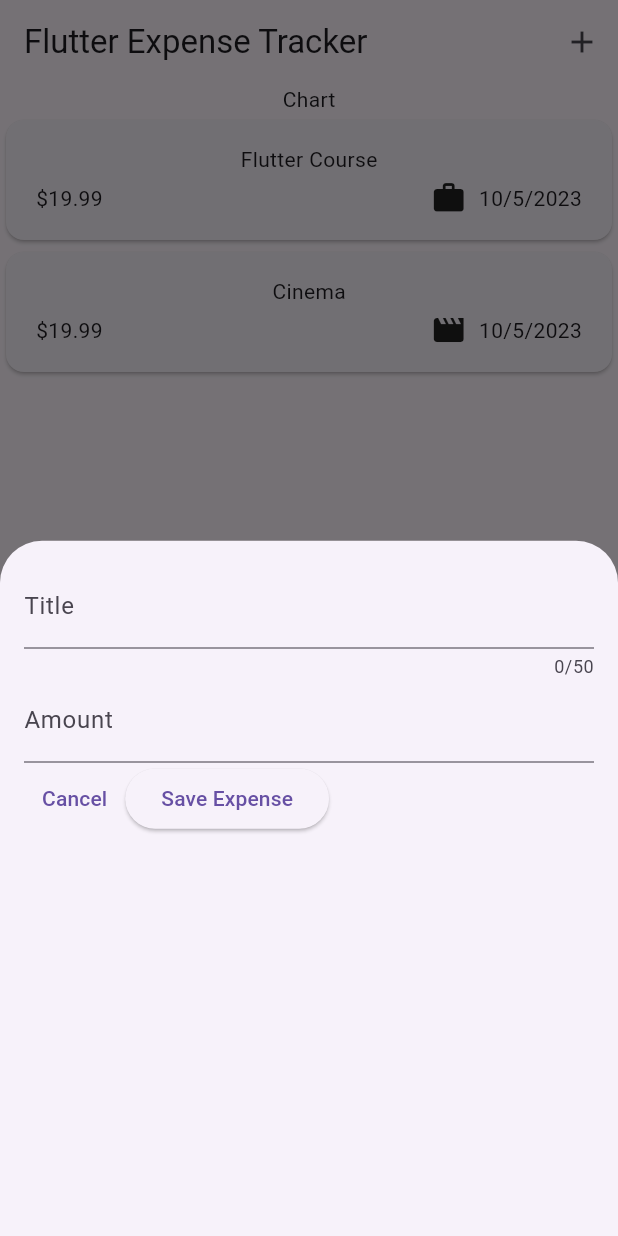
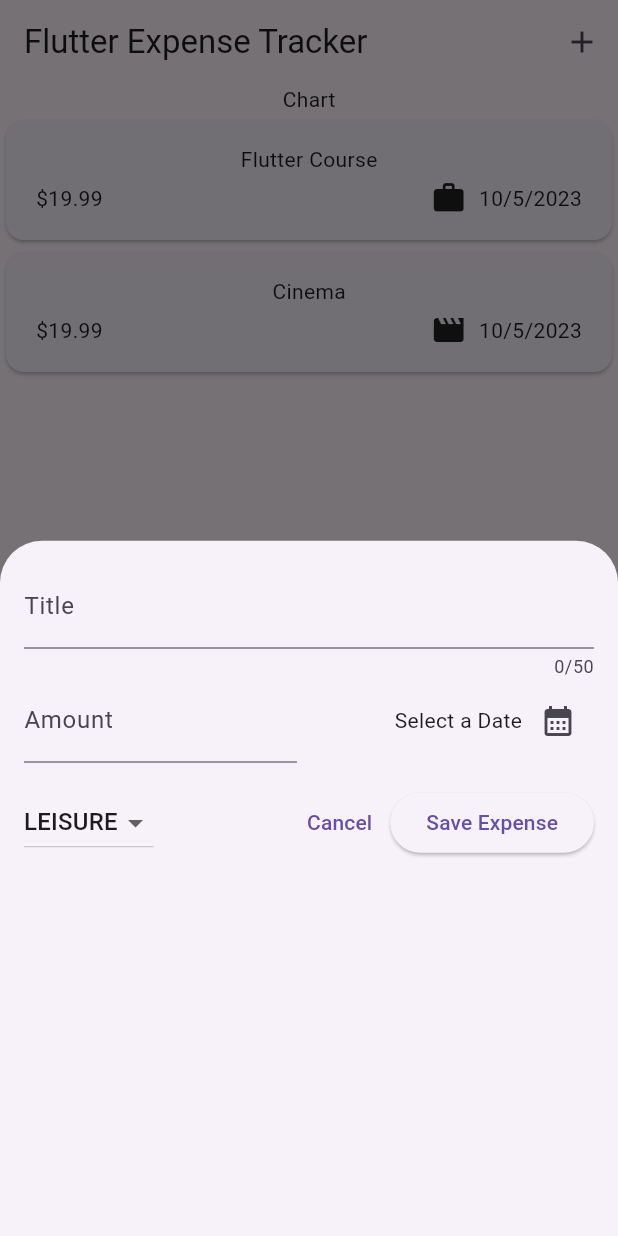
Before and after one commit to NikhilD1998/expenses-tracker-flutter, a Flutter app: the screen it shows after launch, after a tap on the "add" icon, on a phone screen of 412 x 824 dp. Run offline on Flutter 3.47's test engine with Material 2 defaults, Android fonts, the phone set to English and light mode, and no system bars.

Commit message:
Save Newly Added Expenses

```diff
--- a/lib/widgets/new_expense.dart
+++ b/lib/widgets/new_expense.dart
@@ -1,7 +1,10 @@
+import 'package:expense_tracker/models/expense.dart';
 import 'package:flutter/material.dart';
 
 class NewExpense extends StatefulWidget {
-  const NewExpense({super.key});
+  const NewExpense({super.key, required this.onAddExpense});
+
+  final void Function(Expense expense) onAddExpense;
 
   @override
   State<NewExpense> createState() => _NewExpenseState();
@@ -10,6 +13,57 @@ class NewExpense extends StatefulWidget {
 class _NewExpenseState extends State<NewExpense> {
   final _titleController = TextEditingController();
   final _amountController = TextEditingController();
+  DateTime? _selectedDate;
+  Category _selectedCategory = Category.leisure;
+
+  void _presentDatePicker() async {
+    final now = DateTime.now();
+    final firstDate = DateTime(now.year - 1, now.month, now.day);
+    final pickedDate = await showDatePicker(
+      context: context,
+      initialDate: now,
+      firstDate: firstDate,
+      lastDate: now,
+    );
+    setState(() {
+      _selectedDate = pickedDate;
+    });
+  }
+
+  void _submitExpenseData() {
+    final enteredAmount = double.tryParse(_amountController.text);
+    final amounrtIsInvalid = enteredAmount == null || enteredAmount <= 0;
+    if (_titleController.text.trim().isEmpty ||
+        amounrtIsInvalid ||
+        _selectedDate == null) {
+      showDialog(
+        context: context,
+        builder: (ctx) => AlertDialog(
+          title: Text('Invalid Input'),
+          content: Text(
+              "Please make sure a valid title, amount, date and category is entered"),
+          actions: [
+            TextButton(
+              onPressed: () {
+                Navigator.pop(ctx);
+              },
+              child: Text('Okay'),
+            ),
+          ],
+        ),
+      );
+      return;
+    }
+
+    widget.onAddExpense(
+      Expense(
+        title: _titleController.text,
+        amount: enteredAmount,
+        date: _selectedDate!,
+        category: _selectedCategory,
+      ),
+    );
+  }
 
   @override
   void dispose() {
@@ -31,7 +85,10 @@ class _NewExpenseState extends State<NewExpense> {
               label: Text('Title'),
             ),
           ),
-          TextField(
+          Row(
+            children: [
+              Expanded(
+                child: TextField(
                   controller: _amountController,
                   keyboardType: TextInputType.number,
                   decoration: InputDecoration(
@@ -39,8 +96,56 @@ class _NewExpenseState extends State<NewExpense> {
                     label: Text('Amount'),
                   ),
                 ),
+              ),
+              SizedBox(
+                width: 16,
+              ),
+              Expanded(
+                  child: Row(
+                mainAxisAlignment: MainAxisAlignment.end,
+                crossAxisAlignment: CrossAxisAlignment.center,
+                children: [
+                  Text(_selectedDate == null
+                      ? 'Select a Date'
+                      : formatter.format(_selectedDate!)),
+                  IconButton(
+                    onPressed: _presentDatePicker,
+                    icon: Icon(
+                      Icons.calendar_month,
+                    ),
+                  ),
+                ],
+              ))
+            ],
+          ),
+          SizedBox(
+            height: 16,
+          ),
           Row(
             children: [
+              DropdownButton(
+                value: _selectedCategory,
+                items: Category.values
+                    .map(
+                      (category) => DropdownMenuItem(
+                        value: category,
+                        child: Text(
+                          category.name.toUpperCase(),
+                        ),
+                      ),
+                    )
+                    .toList(),
+                onChanged: (value) {
+                  if (value == null) {
+                    return;
+                  }
+                  setState(() {
+                    _selectedCategory = value;
+                  });
+                  ;
+                },
+              ),
+              Spacer(),
               TextButton(
                 onPressed: () {
                   Navigator.pop(context);
@@ -48,10 +153,7 @@ class _NewExpenseState extends State<NewExpense> {
                 child: Text('Cancel'),
               ),
               ElevatedButton(
-                onPressed: () {
-                  print(_titleController.text);
-                  print(_amountController.text);
-                },
+                onPressed: _submitExpenseData,
                 child: Text('Save Expense'),
               ),
             ],
```
Also changed, not shown: lib/widgets/expenses.dart (+9 -1 lines). Lines whose indentation alone changed are shown as unchanged.
